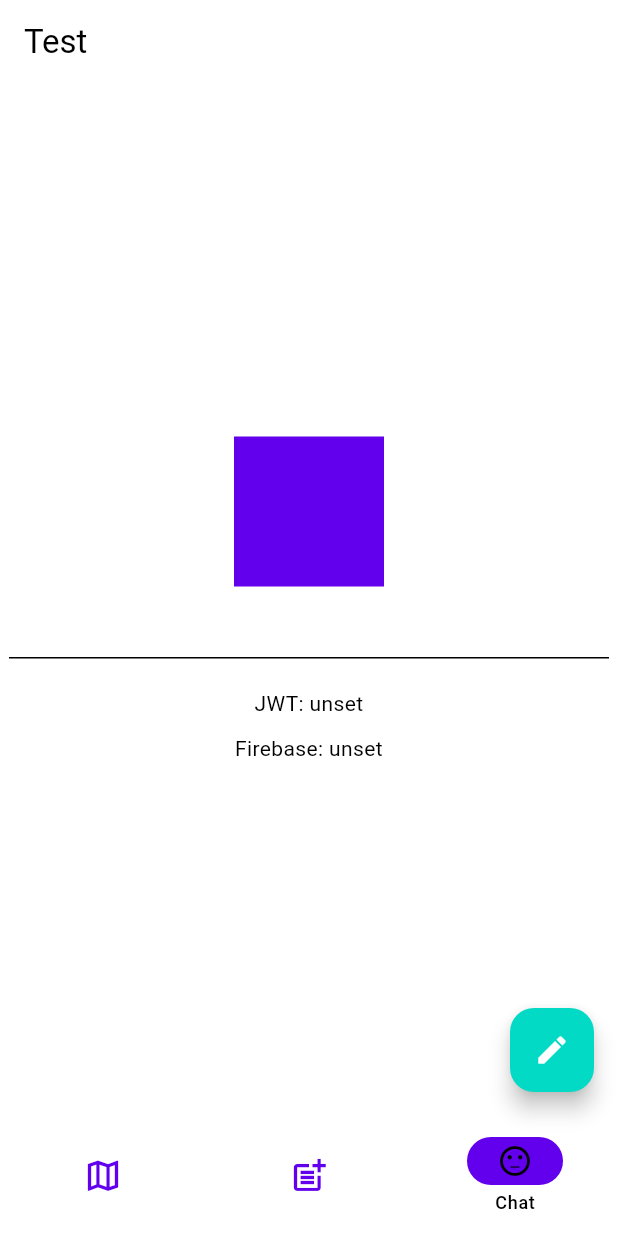
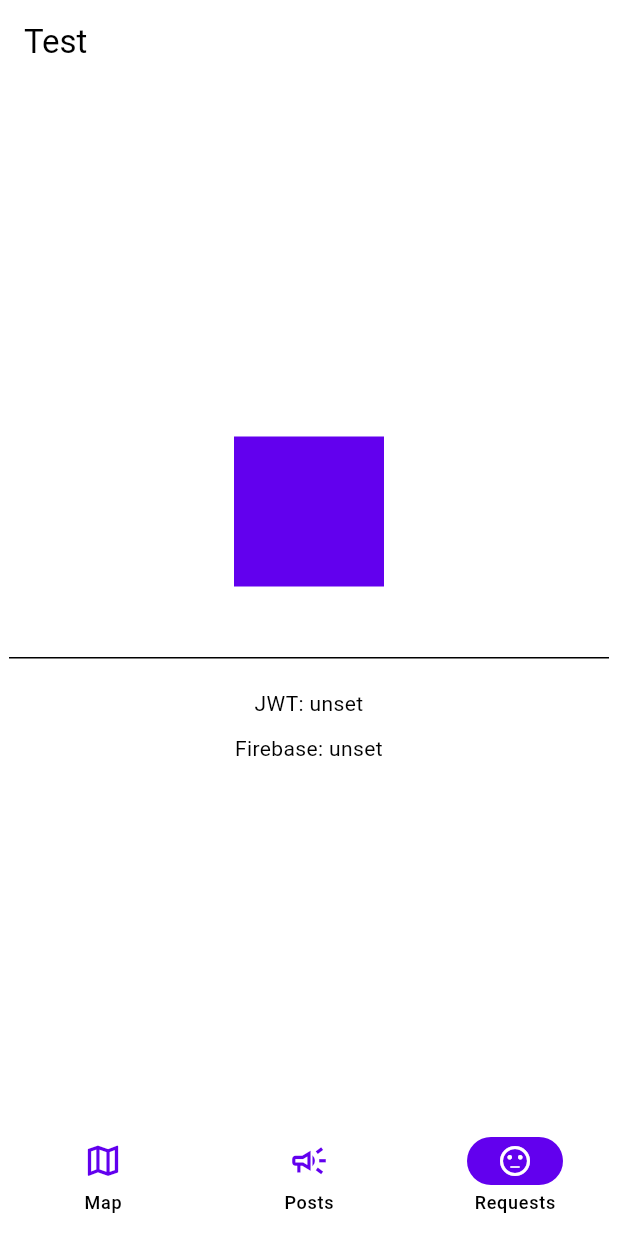
Before and after one commit to saadbadreddine/sefactory-fsw-final-project, a Flutter app: the Home screen opened directly, item 3 of the bottom bar chosen, on a phone screen of 412 x 824 dp. Run offline on Flutter 3.47's test engine with Material 2 defaults, Android fonts, the phone set to English and light mode, and no system bars; drawn by our look-alikes of dynamic_color; our stand-ins replace firebase_core, firebase_messaging, flutter_dotenv, flutter_svg, google_maps_flutter; accounts and stored records are empty; project files that could hold a hidden picture were left out.

```diff
--- a/frontend/lib/page/home_page.dart
+++ b/frontend/lib/page/home_page.dart
@@ -1,6 +1,5 @@
 import 'package:flutter/material.dart';
-import 'package:cloud_firestore/cloud_firestore.dart';
-import 'package:flutter_dotenv/flutter_dotenv.dart';
+import 'package:hustle_app/page/posts_page.dart';
 
 import '/page/map_page.dart';
 import '/page/test_env_page.dart';
@@ -13,33 +12,17 @@ class Home extends StatefulWidget {
 }
 
 class _HomeState extends State<Home> {
-  Future createDocument() async {
-    final refMessage = FirebaseFirestore.instance
-        .collection('chats')
-        .doc('6dVs6GsoaXiJIzN7ybRU')
-        .collection('messages')
-        .doc();
-    await refMessage.set(
-        {'message': 'Testin dis', 'user_id': dotenv.env['FIREBASE_TOKEN']});
-
-    final refConnection = FirebaseFirestore.instance.collection('chats').doc();
-    await refConnection.set({
-      'sender_id': dotenv.env['FIREBASE_TOKEN'],
-      'receiver_id': '',
-      'is_accepted': false,
-    });
-  }
-
   int index = 0;
   final screens = [
     const MapPage(),
-    const TestEnv(),
+    const PostsPage(),
     const TestEnv(),
   ];
 
   @override
   Widget build(BuildContext context) {
     return Scaffold(
+      resizeToAvoidBottomInset: false,
       body: screens[index],
       bottomNavigationBar: Theme(
         data: Theme.of(context).copyWith(
@@ -52,7 +35,7 @@ class _HomeState extends State<Home> {
               indicatorColor: Theme.of(context).colorScheme.primary),
           child: NavigationBar(
             selectedIndex: index,
-            labelBehavior: NavigationDestinationLabelBehavior.onlyShowSelected,
+            labelBehavior: NavigationDestinationLabelBehavior.alwaysShow,
             animationDuration: const Duration(seconds: 1),
             onDestinationSelected: (index) =>
                 setState(() => this.index = index),
@@ -63,17 +46,23 @@ class _HomeState extends State<Home> {
                   color: Theme.of(context).colorScheme.primary,
                   size: 27.0,
                 ),
-                selectedIcon: const Icon(Icons.map),
+                selectedIcon: Icon(
+                  Icons.map,
+                  color: Theme.of(context).colorScheme.onPrimary,
+                ),
                 label: 'Map',
                 tooltip: "",
               ),
               NavigationDestination(
                 icon: Icon(
-                  Icons.post_add_outlined,
+                  Icons.campaign_outlined,
                   color: Theme.of(context).colorScheme.primary,
                   size: 27.0,
                 ),
-                selectedIcon: const Icon(Icons.post_add),
+                selectedIcon: Icon(
+                  Icons.campaign,
+                  color: Theme.of(context).colorScheme.onPrimary,
+                ),
                 label: 'Posts',
                 tooltip: "",
               ),
@@ -83,23 +72,13 @@ class _HomeState extends State<Home> {
                     color: Theme.of(context).colorScheme.primary,
                     size: 27.0,
                   ),
-                  selectedIcon: const Icon(Icons.sentiment_neutral),
-                  label: 'Chat',
+                  selectedIcon: Icon(
+                    Icons.sentiment_neutral,
+                    color: Theme.of(context).colorScheme.onPrimary,
+                  ),
+                  label: 'Requests',
                   tooltip: ""),
             ],
-          ),
-        ),
-      ),
-      floatingActionButton: SizedBox(
-        //width: 70.0,
-        //height: 70.0,
-        child: FloatingActionButton(
-          onPressed: () {
-            createDocument();
-          },
-          backgroundColor: Theme.of(context).colorScheme.secondary,
-          child: const Icon(
-            Icons.create, /*size: 30*/
           ),
         ),
       ),
```
Also changed, not shown: frontend/lib/model/user_model.dart (added, +90 -0 lines).
